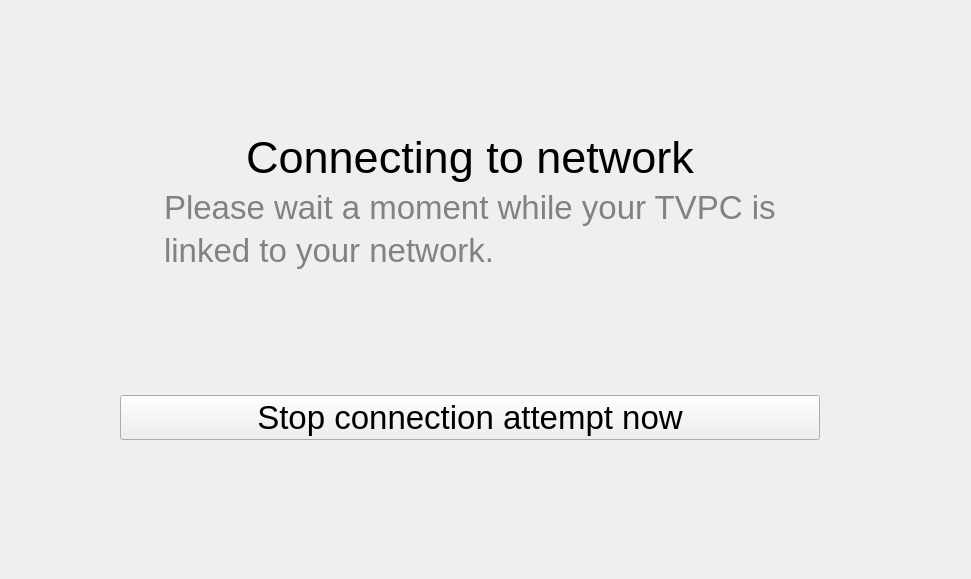
Before: the Qt Designer form setupwizard/form/nconnecting.ui in neuros/tvpc, drawn with Qt 5.
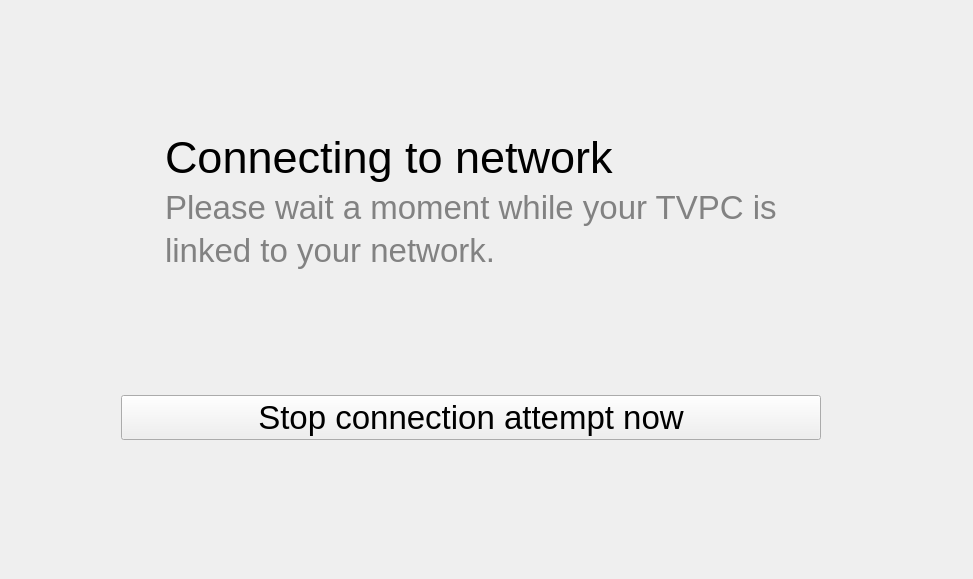
After: the same form once the commit is applied.

```diff
--- a/setupwizard/form/nconnecting.ui
+++ b/setupwizard/form/nconnecting.ui
@@ -5,7 +5,7 @@
    <rect>
     <x>0</x>
     <y>0</y>
-    <width>894</width>
+    <width>973</width>
     <height>579</height>
    </rect>
   </property>
@@ -33,11 +33,14 @@
        <pointsize>34</pointsize>
       </font>
      </property>
+     <property name="layoutDirection" >
+      <enum>Qt::LeftToRight</enum>
+     </property>
      <property name="text" >
       <string>Connecting to network</string>
      </property>
      <property name="alignment" >
-      <set>Qt::AlignCenter</set>
+      <set>Qt::AlignLeading|Qt::AlignLeft|Qt::AlignVCenter</set>
      </property>
     </widget>
    </item>
```
